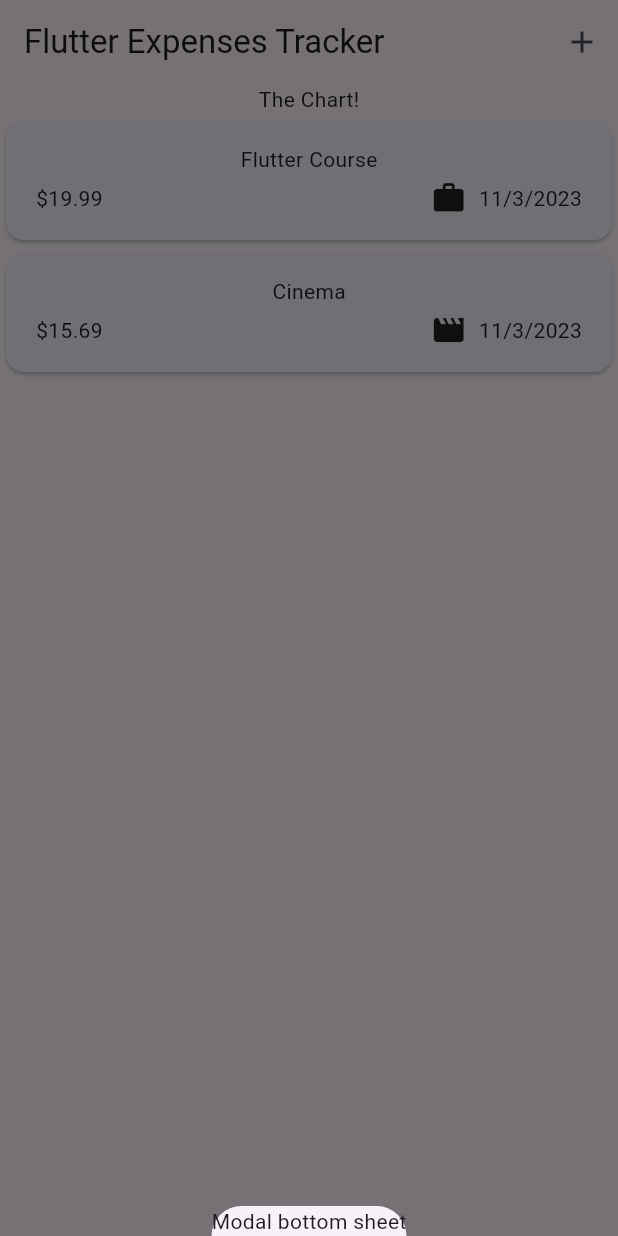
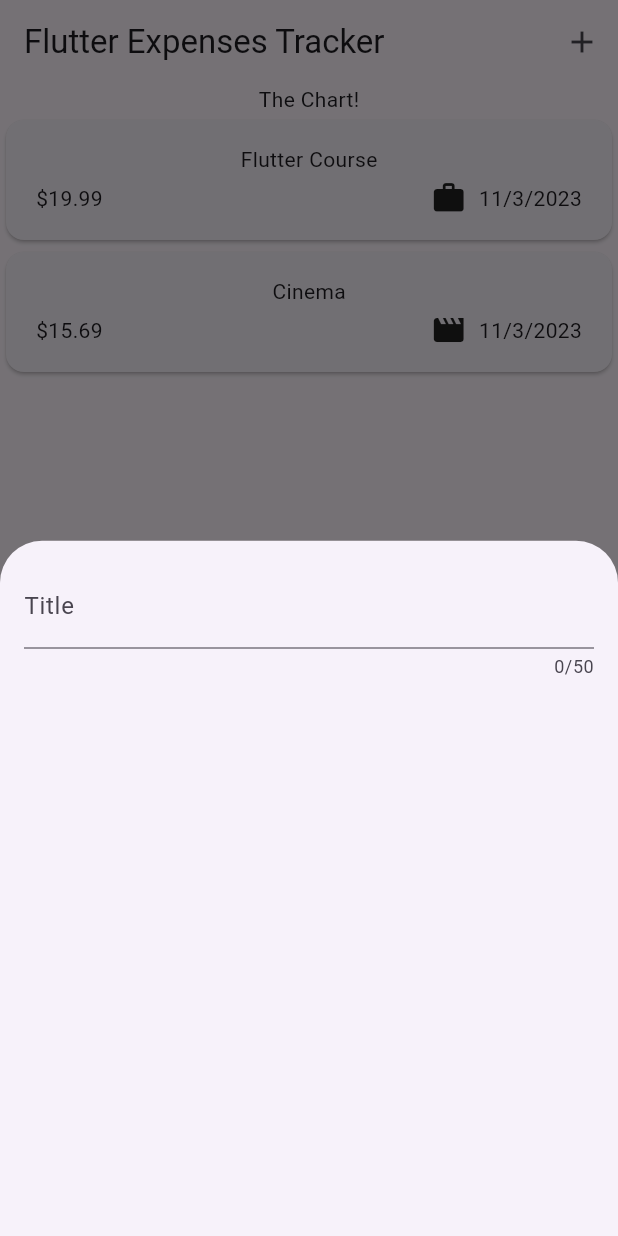
Before and after one commit to rayhan-afk/expense_tracker, a Flutter app: the screen it shows after launch, after a tap on the "add" icon, on a phone screen of 412 x 824 dp. Run offline on Flutter 3.47's test engine with Material 2 defaults, Android fonts, the phone set to English and light mode, and no system bars.

Commit message:
new expense

```diff
--- a/lib/widgets/expenses.dart
+++ b/lib/widgets/expenses.dart
@@ -1,5 +1,6 @@
 import 'package:expense_tracker/widgets/expenses_list/expenses_list.dart';
 import 'package:expense_tracker/models/expense.dart';
+import 'package:expense_tracker/widgets/new_expense.dart';
 import 'package:flutter/material.dart';
 
 class Expenses extends StatefulWidget {
@@ -30,7 +31,7 @@ class _ExpensesState extends State<Expenses> {
   void _openAddExpenseOverlay() {
     showModalBottomSheet(
       context: context,
-      builder: (ctx) => Text('Modal bottom sheet'),
+      builder: (ctx) => const NewExpense(),
     );
   }
 
--- /dev/null
+++ b/lib/widgets/new_expense.dart
@@ -0,0 +1,27 @@
+import 'package:flutter/material.dart';
+
+class NewExpense extends StatefulWidget {
+  const NewExpense({super.key});
+
+  @override
+  State<NewExpense> createState() {
+    return _NewExpenseState();
+  }
+}
+
+class _NewExpenseState extends State<NewExpense> {
+  @override
+  Widget build(BuildContext context) {
+    return const Padding(
+      padding: EdgeInsets.all(16),
+      child: Column(children: [
+        TextField(
+          maxLength: 50,
+          decoration: InputDecoration(
+            label: Text('Title'),
+          ),
+        ),
+      ]),
+    );
+  }
+}
```
